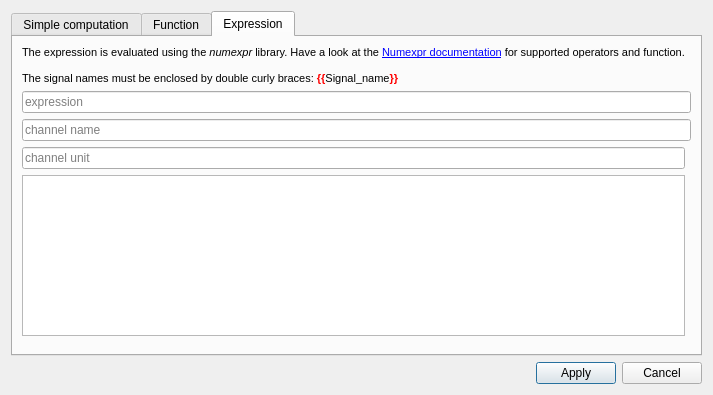
Qt form asammdf/gui/ui/define_channel_dialog.ui (danielhrisca/asammdf) before a commit.
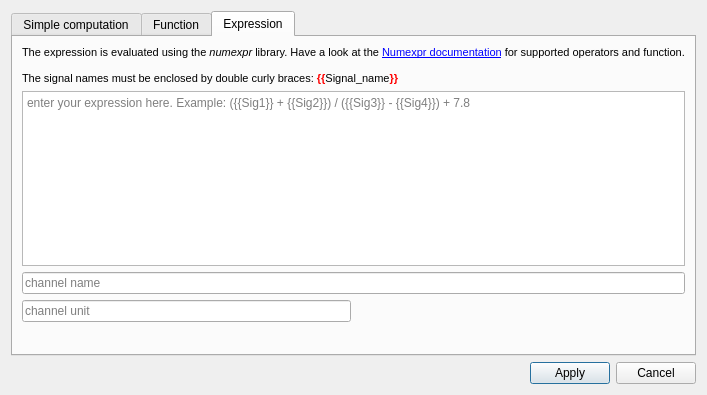
The same form after that commit. Icons and pictures are not drawn.

Commit message: use a plain text edit for the expression

What changed in the file:
```diff
--- a/asammdf/gui/ui/define_channel_dialog.ui
+++ b/asammdf/gui/ui/define_channel_dialog.ui
@@ -238,20 +238,7 @@
       <attribute name="title">
        <string>Expression</string>
       </attribute>
-      <layout class="QGridLayout" name="gridLayout_2">
-       <item row="5" column="0">
-        <spacer name="verticalSpacer_3">
-         <property name="orientation">
-          <enum>Qt::Vertical</enum>
-         </property>
-         <property name="sizeHint" stdset="0">
-          <size>
-           <width>20</width>
-           <height>40</height>
-          </size>
-         </property>
-        </spacer>
-       </item>
+      <layout class="QGridLayout" name="gridLayout_2" columnstretch="0,0">
        <item row="2" column="0" colspan="2">
         <widget class="QLineEdit" name="equation_name">
          <property name="placeholderText">
@@ -266,27 +253,7 @@
          </property>
         </widget>
        </item>
-       <item row="1" column="0" colspan="2">
-        <widget class="QLineEdit" name="equation">
-         <property name="placeholderText">
-          <string>expression</string>
-         </property>
-        </widget>
-       </item>
-       <item row="3" column="1">
-        <spacer name="horizontalSpacer_4">
-         <property name="orientation">
-          <enum>Qt::Horizontal</enum>
-         </property>
-         <property name="sizeHint" stdset="0">
-          <size>
-           <width>216</width>
-           <height>20</height>
-          </size>
-         </property>
-        </spacer>
-       </item>
-       <item row="0" column="0">
+       <item row="0" column="0" colspan="2">
         <widget class="QLabel" name="label">
          <property name="text">
           <string>&lt;!DOCTYPE HTML PUBLIC &quot;-//W3C//DTD HTML 4.0//EN&quot; &quot;http://www.w3.org/TR/REC-html40/strict.dtd&quot;&gt;
@@ -302,8 +269,38 @@
          </property>
         </widget>
        </item>
+       <item row="3" column="1">
+        <spacer name="horizontalSpacer_4">
+         <property name="orientation">
+          <enum>Qt::Horizontal</enum>
+         </property>
+         <property name="sizeHint" stdset="0">
+          <size>
+           <width>234</width>
+           <height>20</height>
+          </size>
+         </property>
+        </spacer>
+       </item>
        <item row="4" column="0">
-        <widget class="QTextEdit" name="textEdit"/>
+        <spacer name="verticalSpacer_3">
+         <property name="orientation">
+          <enum>Qt::Vertical</enum>
+         </property>
+         <property name="sizeHint" stdset="0">
+          <size>
+           <width>20</width>
+           <height>40</height>
+          </size>
+         </property>
+        </spacer>
+       </item>
+       <item row="1" column="0" colspan="2">
+        <widget class="QPlainTextEdit" name="expression">
+         <property name="placeholderText">
+          <string>enter your expression here. Example: ({{Sig1}} + {{Sig2}}) / ({{Sig3}} - {{Sig4}}) + 7.8</string>
+         </property>
+        </widget>
        </item>
       </layout>
      </widget>
```
Left out of the diff: 4 changed lines with no effect on the pictures. The commit also changes 2 other files.
